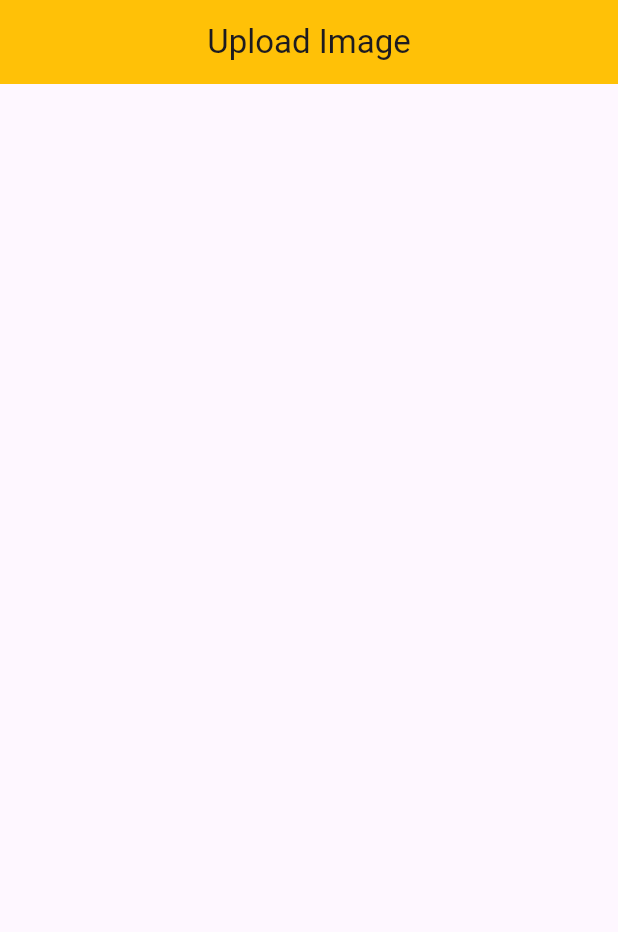
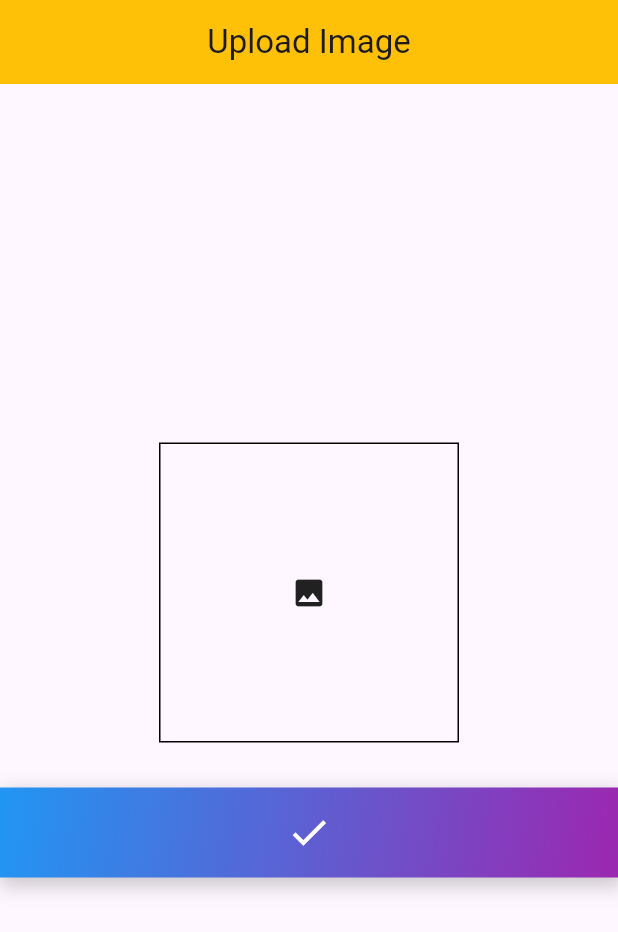
Before and after one commit to aliraza055/mytodo, a Flutter app: the screen it shows after launch, on a phone screen of 412 x 824 dp. Shown: the top 932 px of the screen. Run offline on Flutter 3.47's test engine with Material 3 defaults, Android fonts, the phone set to English and light mode, and no system bars; our stand-ins replace cloud_firestore, firebase_auth, firebase_core, fluttertoast; accounts and stored records are empty.

Commit message:
add container

```diff
--- a/lib/Screens/uploadimg.dart
+++ b/lib/Screens/uploadimg.dart
@@ -16,6 +16,55 @@ class _UploadImageState extends State<UploadImage> {
         title:const Text('Upload Image'),
         centerTitle: true,
       ),
+    body: Column(
+      mainAxisAlignment: MainAxisAlignment.center,
+      crossAxisAlignment: CrossAxisAlignment.center,
+      children: [
+        Center(
+          child: Container(
+            height: 200,
+            width: 200,
+            decoration: BoxDecoration(
+              border: Border.all()
+            ),
+            child:const Center(child: Icon(Icons.image),),
+          ),
+        ),
+        const SizedBox(
+          height: 30,
+        ),
+        InkWell(
+  onTap: () {
+    // Your action
+  },
+  borderRadius: BorderRadius.circular(50),
+  child: Container(
+   // width: 60,
+    height: 60,
+    decoration: BoxDecoration(
+    //  shape: BoxShape.circle, // Makes it circular
+      gradient:const LinearGradient(
+        colors: [Colors.blue, Colors.purple], // Two colors for gradient
+        begin: Alignment.topLeft,
+        end: Alignment.bottomRight,
+      ),
+      boxShadow: [
+        BoxShadow(
+          color: Colors.black.withOpacity(0.2),
+          blurRadius: 10,
+          spreadRadius: 2,
+          offset:const Offset(2, 4), // Adds depth
+        ),
+      ],
+    ),
+    child:const Center(
+      child: Icon(Icons.check, color: Colors.white, size: 30),
+    ),
+  ),
+),
+
+      ],
+    ),
     );
   }
 }
```
